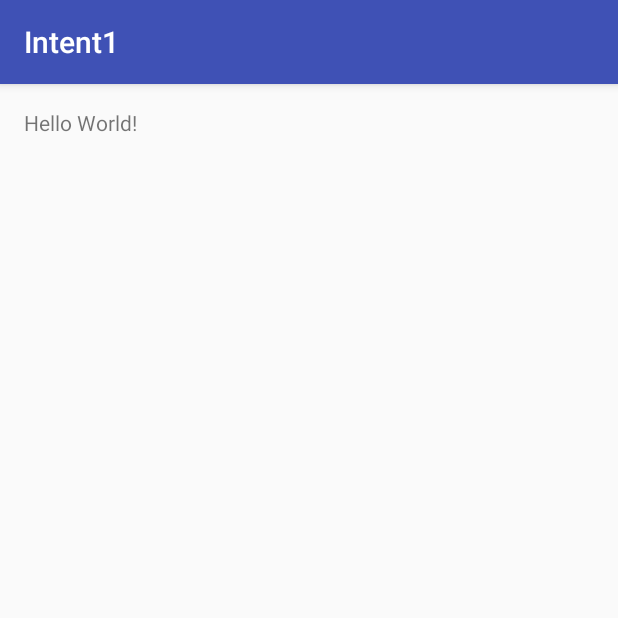
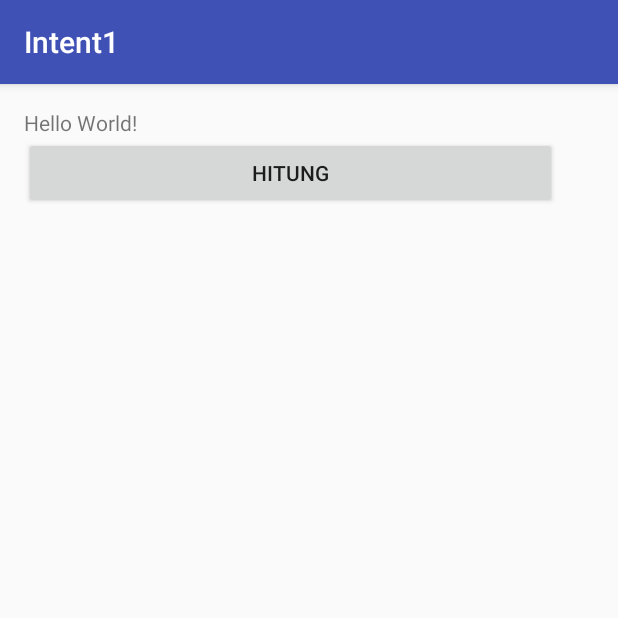
Before and after one commit to ramadhanina/Intent1, an Android app: the screen it shows after launch (MainActivity), on a phone screen of 412 x 824 dp, the top half of it. Run offline under Robolectric (Android 15) with nearby library versions, the phone set to English and light mode, and no system bars.

Commit message:
startActivity Part 1

```diff
--- a/app/src/main/AndroidManifest.xml
+++ b/app/src/main/AndroidManifest.xml
@@ -15,6 +15,7 @@
                 <category android:name="android.intent.category.LAUNCHER" />
             </intent-filter>
         </activity>
+        <activity android:name=".HasilActivity"></activity>
     </application>
 
 </manifest>
--- a/app/src/main/java/id/sch/smktelkom_mlg/learn/intent1/MainActivity.java
+++ b/app/src/main/java/id/sch/smktelkom_mlg/learn/intent1/MainActivity.java
@@ -1,7 +1,9 @@
 package id.sch.smktelkom_mlg.learn.intent1;
 
+import android.content.Intent;
 import android.support.v7.app.AppCompatActivity;
 import android.os.Bundle;
+import android.view.View;
 
 public class MainActivity extends AppCompatActivity {
 
@@ -9,5 +11,14 @@ public class MainActivity extends AppCompatActivity {
     protected void onCreate(Bundle savedInstanceState) {
         super.onCreate(savedInstanceState);
         setContentView(R.layout.activity_main);
+
+        findViewById(R.id.buttonHitung).setOnClickListener(new View.OnClickListener()
+        {
+            @Override
+            public void onClick(View v)
+            {
+                startActivity(new Intent(MainActivity.this, HasilActivity.class));
+            }
+        });
     }
 }
--- a/app/src/main/res/layout/activity_main.xml
+++ b/app/src/main/res/layout/activity_main.xml
@@ -1,18 +1,25 @@
 <?xml version="1.0" encoding="utf-8"?>
-<LinearLayout xmlns:android="http://schemas.android.com/apk/res/android"
+<LinearLayout
+    xmlns:android="http://schemas.android.com/apk/res/android"
     xmlns:tools="http://schemas.android.com/tools"
-    android:id="@+id/activity_main"
+    android:orientation="vertical"
     android:layout_width="match_parent"
     android:layout_height="match_parent"
     android:paddingBottom="@dimen/activity_vertical_margin"
     android:paddingLeft="@dimen/activity_horizontal_margin"
     android:paddingRight="@dimen/activity_horizontal_margin"
     android:paddingTop="@dimen/activity_vertical_margin"
-    android:orientation="vertical"
     tools:context="id.sch.smktelkom_mlg.learn.intent1.MainActivity">
 
     <TextView
         android:layout_width="wrap_content"
         android:layout_height="wrap_content"
         android:text="Hello World!" />
+
+    <Button
+        android:layout_width="355dp"
+        android:layout_height="wrap_content"
+        android:text="Hitung"
+        android:id="@+id/buttonHitung" />
+
 </LinearLayout>
```
Also changed, not shown: app/src/main/java/id/sch/smktelkom_mlg/learn/intent1/HasilActivity.java (added, +13 -0 lines), app/src/main/res/layout/activity_hasil.xml (added, +12 -0 lines).
